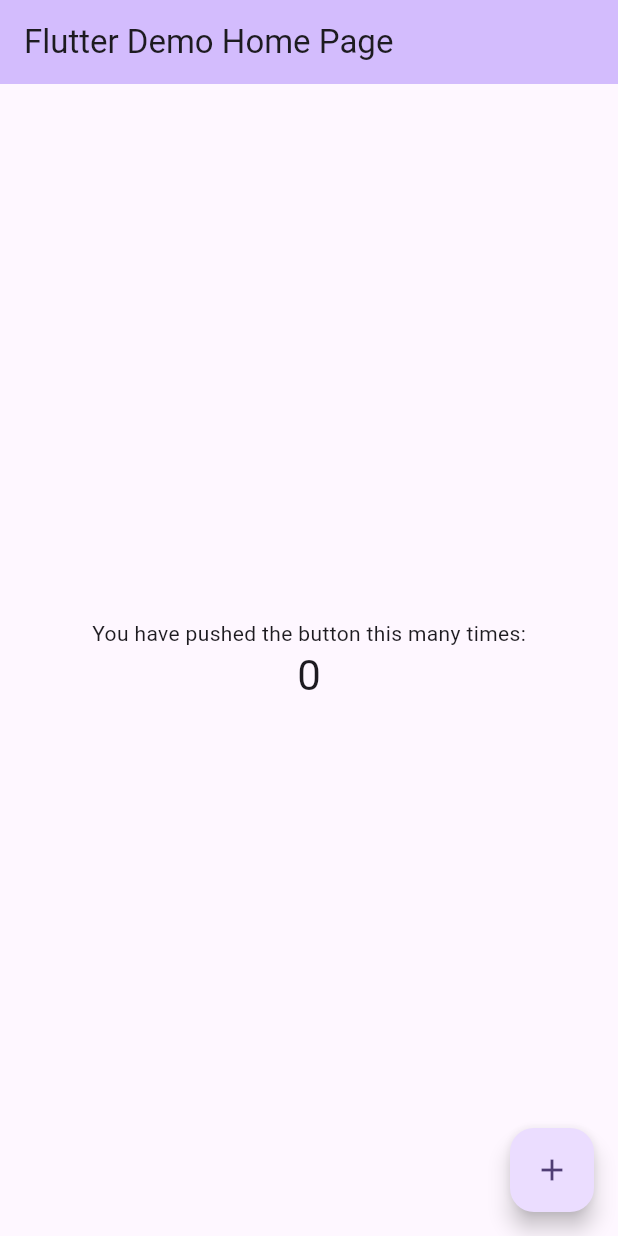
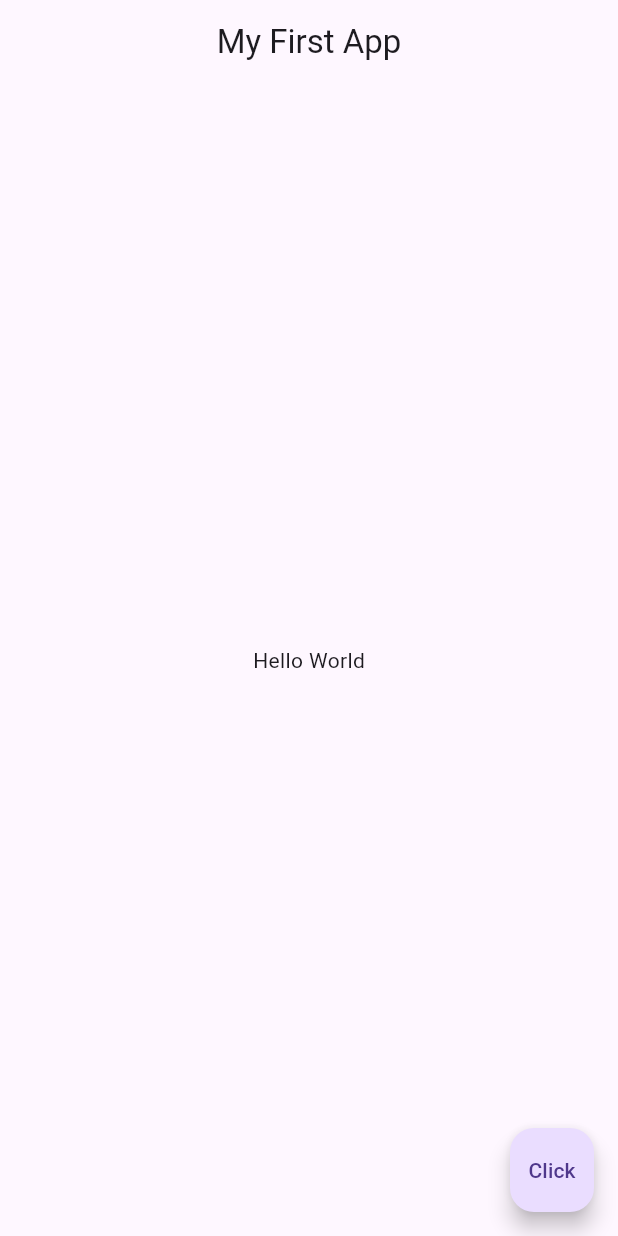
Before and after one commit to zuhdy-ev/learnFlutter, a Flutter app: the screen it shows after launch, on a phone screen of 412 x 824 dp. Run offline on Flutter 3.47's test engine with Material 3 defaults, Android fonts, the phone set to English and light mode, and no system bars.

Commit message:
Scaffold & appBar

```diff
--- a/lib/main.dart
+++ b/lib/main.dart
@@ -1,125 +1,17 @@
 import 'package:flutter/material.dart';
 
-void main() {
-  runApp(const MyApp());
-}
-
-class MyApp extends StatelessWidget {
-  const MyApp({super.key});
-
-  // This widget is the root of your application.
-  @override
-  Widget build(BuildContext context) {
-    return MaterialApp(
-      title: 'Flutter Demo',
-      theme: ThemeData(
-        // This is the theme of your application.
-        //
-        // TRY THIS: Try running your application with "flutter run". You'll see
-        // the application has a blue toolbar. Then, without quitting the app,
-        // try changing the seedColor in the colorScheme below to Colors.green
-        // and then invoke "hot reload" (save your changes or press the "hot
-        // reload" button in a Flutter-supported IDE, or press "r" if you used
-        // the command line to start the app).
-        //
-        // Notice that the counter didn't reset back to zero; the application
-        // state is not lost during the reload. To reset the state, use hot
-        // restart instead.
-        //
-        // This works for code too, not just values: Most code changes can be
-        // tested with just a hot reload.
-        colorScheme: ColorScheme.fromSeed(seedColor: Colors.deepPurple),
-        useMaterial3: true,
-      ),
-      home: const MyHomePage(title: 'Flutter Demo Home Page'),
-    );
-  }
-}
-
-class MyHomePage extends StatefulWidget {
-  const MyHomePage({super.key, required this.title});
-
-  // This widget is the home page of your application. It is stateful, meaning
-  // that it has a State object (defined below) that contains fields that affect
-  // how it looks.
-
-  // This class is the configuration for the state. It holds the values (in this
-  // case the title) provided by the parent (in this case the App widget) and
-  // used by the build method of the State. Fields in a Widget subclass are
-  // always marked "final".
-
-  final String title;
-
-  @override
-  State<MyHomePage> createState() => _MyHomePageState();
-}
-
-class _MyHomePageState extends State<MyHomePage> {
-  int _counter = 0;
-
-  void _incrementCounter() {
-    setState(() {
-      // This call to setState tells the Flutter framework that something has
-      // changed in this State, which causes it to rerun the build method below
-      // so that the display can reflect the updated values. If we changed
-      // _counter without calling setState(), then the build method would not be
-      // called again, and so nothing would appear to happen.
-      _counter++;
-    });
-  }
-
-  @override
-  Widget build(BuildContext context) {
-    // This method is rerun every time setState is called, for instance as done
-    // by the _incrementCounter method above.
-    //
-    // The Flutter framework has been optimized to make rerunning build methods
-    // fast, so that you can just rebuild anything that needs updating rather
-    // than having to individually change instances of widgets.
-    return Scaffold(
-      appBar: AppBar(
-        // TRY THIS: Try changing the color here to a specific color (to
-        // Colors.amber, perhaps?) and trigger a hot reload to see the AppBar
-        // change color while the other colors stay the same.
-        backgroundColor: Theme.of(context).colorScheme.inversePrimary,
-        // Here we take the value from the MyHomePage object that was created by
-        // the App.build method, and use it to set our appbar title.
-        title: Text(widget.title),
-      ),
-      body: Center(
-        // Center is a layout widget. It takes a single child and positions it
-        // in the middle of the parent.
-        child: Column(
-          // Column is also a layout widget. It takes a list of children and
-          // arranges them vertically. By default, it sizes itself to fit its
-          // children horizontally, and tries to be as tall as its parent.
-          //
-          // Column has various properties to control how it sizes itself and
-          // how it positions its children. Here we use mainAxisAlignment to
-          // center the children vertically; the main axis here is the vertical
-          // axis because Columns are vertical (the cross axis would be
-          // horizontal).
-          //
-          // TRY THIS: Invoke "debug painting" (choose the "Toggle Debug Paint"
-          // action in the IDE, or press "p" in the console), to see the
-          // wireframe for each widget.
-          mainAxisAlignment: MainAxisAlignment.center,
-          children: <Widget>[
-            const Text(
-              'You have pushed the button this many times:',
-            ),
-            Text(
-              '$_counter',
-              style: Theme.of(context).textTheme.headlineMedium,
-            ),
-          ],
-        ),
-      ),
-      floatingActionButton: FloatingActionButton(
-        onPressed: _incrementCounter,
-        tooltip: 'Increment',
-        child: const Icon(Icons.add),
-      ), // This trailing comma makes auto-formatting nicer for build methods.
-    );
-  }
-}
+void main() => runApp(MaterialApp(
+  home: Scaffold(
+    appBar: AppBar(
+      title: const Text("My First App"),
+      centerTitle: true,
+    ),
+    body: const Center(
+      child: Text("Hello World"),
+    ),
+    floatingActionButton: FloatingActionButton(
+      onPressed: () {},
+      child: const Text("Click"),
+    ),
+  )
+));
```
